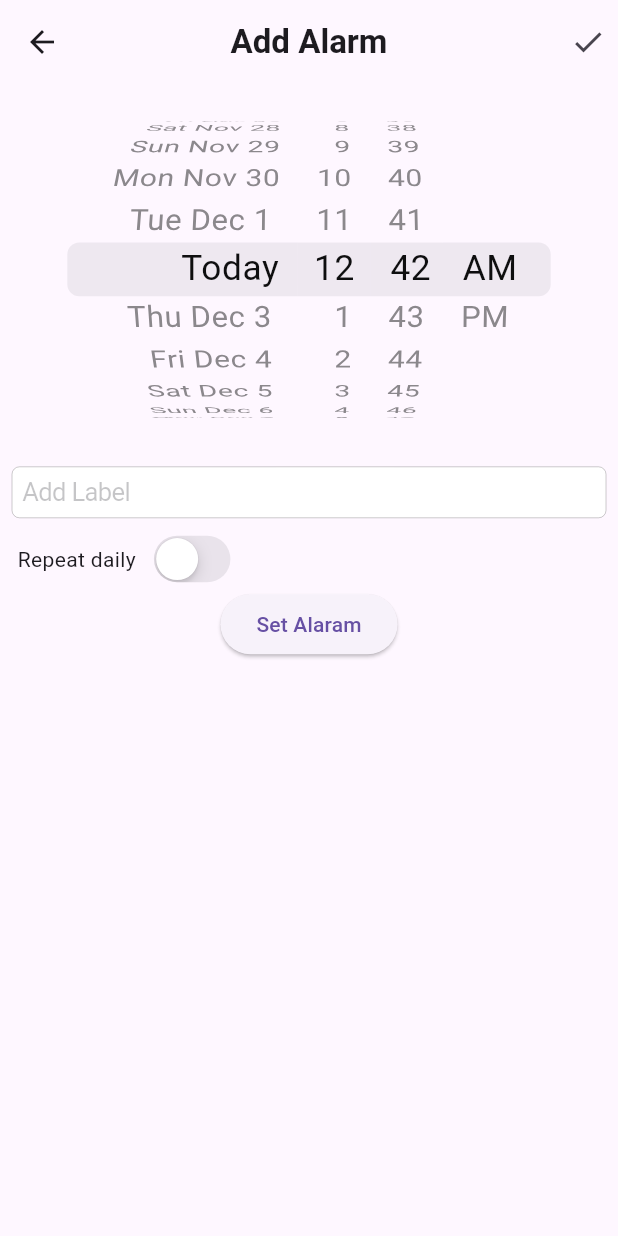
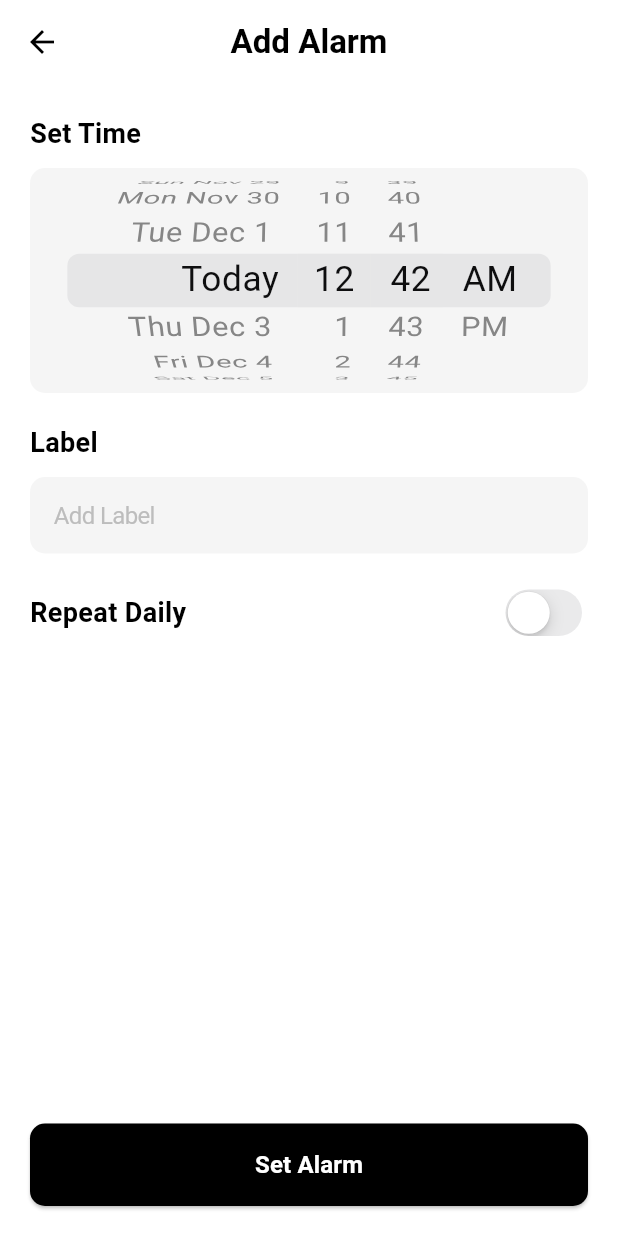
Before and after one commit to Raza-003/alarm_app, a Flutter app: the screen it shows after launch, after a tap on the "add" icon, on a phone screen of 412 x 824 dp. Run offline on Flutter 3.47's test engine with Material 3 defaults, Android fonts, the light colour scheme and no system bars; our stand-ins replace another_flushbar, flutter_local_notifications, shared_preferences, timezone.

Commit message:
feat: updated add alarm screen and main app with new design and functionality

```diff
--- a/lib/main.dart
+++ b/lib/main.dart
@@ -58,9 +58,41 @@ class _MyAppState extends State<MyApp> {
   @override
   Widget build(BuildContext context) {
     return Scaffold(
-      backgroundColor: Color(0xFFEEEFF5),
+      floatingActionButton:  Container(
+            padding: EdgeInsets.symmetric(vertical: 24.0),
+            child: GestureDetector(
+              onTap: () {
+                Navigator.push(context,
+                    MaterialPageRoute(builder: (context) => AddAlarm()));
+              },
+              child: Container(
+                decoration: BoxDecoration(
+                  color: Colors.white,
+                  shape: BoxShape.rectangle,
+                  borderRadius: BorderRadius.circular(15),
+                  boxShadow: [
+                    BoxShadow(
+                      color: Colors.black.withOpacity(0.3),
+                      blurRadius: 8,
+                      offset: Offset(0, 4),
+                    ),
+                  ],
+                ),
+                child: Padding(
+                  padding: const EdgeInsets.all(16.0),
+                  child: Icon(
+                    Icons.add,
+                    color: Colors.black,
+                    size: 28,
+                  ),
+                ),
+              ),
+            ),
+          ),
+      backgroundColor: Colors.black,
       appBar: AppBar(
-        backgroundColor: Colors.deepPurpleAccent,
+        backgroundColor: Colors.black,
+        elevation: 0,
         actions: [
           Padding(
             padding: const EdgeInsets.all(8.0),
@@ -71,30 +103,28 @@ class _MyAppState extends State<MyApp> {
           )
         ],
         title: const Text(
-          'Alarm Clock ',
-          style: TextStyle(color: Colors.white),
+          'Alarm Clock',
+          style: TextStyle(
+              color: Colors.white, fontWeight: FontWeight.w600, fontSize: 18),
         ),
         centerTitle: true,
       ),
       body: ListView(
         children: [
           Container(
-            decoration: BoxDecoration(
-                color: Colors.deepPurpleAccent,
-                borderRadius: BorderRadius.only(
-                    bottomLeft: Radius.circular(30),
-                    bottomRight: Radius.circular(30))),
-            height: MediaQuery.of(context).size.height * 0.1,
+            padding: EdgeInsets.symmetric(vertical: 16.0),
             child: Center(
               child: Text(
                 DateFormat.yMEd().add_jms().format(
                       DateTime.now(),
                     ),
                 style: TextStyle(
-                  fontWeight: FontWeight.bold,
-                  fontSize: 16,
-                  color: Colors.white),
-            )),
+                  fontWeight: FontWeight.w500,
+                  fontSize: 14,
+                  color: Colors.white,
+                ),
+              ),
+            ),
           ),
           Consumer<alarmprovider>(builder: (context, alarm, child) {
             return Container(
@@ -103,87 +133,83 @@ class _MyAppState extends State<MyApp> {
                 itemCount: alarm.modelist.length,
                 itemBuilder: (BuildContext, index) {
                   return Padding(
-                        padding: const EdgeInsets.all(8.0),
+                    padding: const EdgeInsets.symmetric(
+                        horizontal: 16.0, vertical: 8.0),
                     child: Container(
-                          height: MediaQuery.of(context).size.height * 0.1,
+                      padding: EdgeInsets.all(16.0),
                       decoration: BoxDecoration(
-                            borderRadius: BorderRadius.circular(10),
-                            color: Colors.white,
+                        borderRadius: BorderRadius.circular(12),
+                        color: Colors.grey[850],
+                        boxShadow: [
+                          BoxShadow(
+                            color: Colors.black.withOpacity(0.2),
+                            blurRadius: 8,
+                            offset: Offset(0, 4),
                           ),
-                          child: Padding(
-                            padding: const EdgeInsets.all(8.0),
+                        ],
+                      ),
                       child: Column(
-                              mainAxisAlignment: MainAxisAlignment.center,
                         crossAxisAlignment: CrossAxisAlignment.start,
                         children: [
                           Row(
-                                  mainAxisAlignment:
-                                      MainAxisAlignment.spaceBetween,
+                            mainAxisAlignment: MainAxisAlignment.spaceBetween,
                             children: [
                               Row(
                                 children: [
                                   Text(
                                     alarm.modelist[index].dateTime!,
                                     style: TextStyle(
-                                              fontWeight: FontWeight.bold,
-                                              fontSize: 16,
-                                              color: Colors.black),
+                                      fontWeight: FontWeight.w600,
+                                      fontSize: 18,
+                                      color: Colors.white,
                                     ),
-                                        Padding(
-                                          padding:
-                                              const EdgeInsets.only(left: 8.0),
-                                          child: Text("|" +
-                                              alarm.modelist[index].label
-                                                  .toString()),
+                                  ),
+                                  SizedBox(width: 8.0),
+                                  Text(
+                                    "| ${alarm.modelist[index].label}",
+                                    style: TextStyle(
+                                      fontWeight: FontWeight.w400,
+                                      fontSize: 14,
+                                      color: Colors.grey[400],
+                                    ),
                                   ),
                                 ],
                               ),
                               CupertinoSwitch(
-                                        value: (alarm.modelist[index]
-                                                    .milliseconds! <
-                                                DateTime.now()
-                                                    .microsecondsSinceEpoch)
+                                value: (alarm.modelist[index].milliseconds! <
+                                        DateTime.now().microsecondsSinceEpoch)
                                     ? false
                                     : alarm.modelist[index].check,
+                                activeColor: Colors.white,
+                                trackColor: Colors.grey[700],
                                 onChanged: (v) {
                                   alarm.EditSwitch(index, v);
 
                                   alarm.CancelNotification(
                                       alarm.modelist[index].id!);
-                                        }),
+                                },
+                              ),
                             ],
                           ),
-                                Text(alarm.modelist[index].when!)
+                          SizedBox(height: 8.0),
+                          Text(
+                            alarm.modelist[index].when!,
+                            style: TextStyle(
+                              fontSize: 14,
+                              color: Colors.grey[400],
+                            ),
+                          ),
                         ],
                       ),
                     ),
-                        ));
-                  }),
+                  );
+                },
+              ),
             );
           }),
-          Container(
-            height: MediaQuery.of(context).size.height * 0.1,
-            decoration: BoxDecoration(
-                borderRadius: BorderRadius.only(
-                    topLeft: Radius.circular(30),
-                    topRight: Radius.circular(30)),
-                color: Colors.deepPurpleAccent),
-            child: Center(
-                child: GestureDetector(
-              onTap: () {
-                Navigator.push(context,
-                    MaterialPageRoute(builder: (context) => AddAlarm()));
-              },
-              child: Container(
-                  decoration: BoxDecoration(
-                      color: Colors.white, shape: BoxShape.circle),
-                  child: Padding(
-                    padding: const EdgeInsets.all(12.0),
-                    child: Icon(Icons.add),
-                  )),
-            )),
-          ),
+
         ],
+
       ),
     );
   }
--- a/lib/screen/add_alarm.dart
+++ b/lib/screen/add_alarm.dart
@@ -34,29 +34,43 @@ class _AddAlaramState extends State<AddAlarm> {
   @override
   Widget build(BuildContext context) {
     return Scaffold(
+      backgroundColor: Colors.white,
       appBar: AppBar(
-        actions: [
-          Padding(
-            padding: const EdgeInsets.all(8.0),
-            child: Icon(Icons.check),
-          )
-        ],
-        automaticallyImplyLeading: true,
+        backgroundColor: Colors.white,
+        elevation: 0,
+        leading: IconButton(
+          icon: Icon(Icons.arrow_back, color: Colors.black),
+          onPressed: () => Navigator.pop(context),
+        ),
         title: const Text(
           'Add Alarm',
-          style: TextStyle(fontWeight: FontWeight.bold),
+          style: TextStyle(fontWeight: FontWeight.bold, color: Colors.black),
         ),
         centerTitle: true,
       ),
-      body: Column(
-        mainAxisAlignment: MainAxisAlignment.start,
-        crossAxisAlignment: CrossAxisAlignment.center,
+      body: Padding(
+        padding: const EdgeInsets.symmetric(horizontal: 20.0),
+        child: Column(
+          crossAxisAlignment: CrossAxisAlignment.start,
           children: [
+            SizedBox(height: 20),
+            Text(
+              "Set Time",
+              style: TextStyle(
+                fontSize: 18,
+                fontWeight: FontWeight.w600,
+                color: Colors.black,
+              ),
+            ),
+            SizedBox(height: 10),
             Container(
-            height: MediaQuery.of(context).size.height * 0.3,
-            width: MediaQuery.of(context).size.width,
-            child: Center(
+              height: 150,
+              decoration: BoxDecoration(
+                color: Colors.grey[100],
+                borderRadius: BorderRadius.circular(10),
+              ),
               child: CupertinoDatePicker(
+                backgroundColor: Colors.transparent,
                 showDayOfWeek: true,
                 minimumDate: DateTime.now(),
                 dateOrder: DatePickerDateOrder.dmy,
@@ -69,25 +83,50 @@ class _AddAlaramState extends State<AddAlarm> {
 
                   print(dateTime);
                 },
-            )),
               ),
-          Padding(
-            padding: const EdgeInsets.all(8.0),
-            child: Container(
-                width: MediaQuery.of(context).size.width,
-                child: CupertinoTextField(
+            ),
+            SizedBox(height: 20),
+            Text(
+              "Label",
+              style: TextStyle(
+                fontSize: 18,
+                fontWeight: FontWeight.w600,
+                color: Colors.black,
+              ),
+            ),
+            SizedBox(height: 10),
+            CupertinoTextField(
               placeholder: "Add Label",
+              placeholderStyle: TextStyle(
+                color: Colors.grey[400],
+                fontSize: 16,
+              ),
               controller: controller,
-                )),
+              padding: EdgeInsets.all(16.0),
+              style: TextStyle(
+                color: Colors.black,
+                fontSize: 16,
               ),
+              decoration: BoxDecoration(
+                color: Colors.grey[100],
+                borderRadius: BorderRadius.circular(10),
+              ),
+            ),
+            SizedBox(height: 20),
             Row(
+              mainAxisAlignment: MainAxisAlignment.spaceBetween,
               children: [
-              Padding(
-                padding: const EdgeInsets.all(8.0),
-                child: Text(" Repeat daily"),
+                Text(
+                  "Repeat Daily",
+                  style: TextStyle(
+                    fontSize: 18,
+                    fontWeight: FontWeight.w600,
+                    color: Colors.black,
+                  ),
                 ),
                 CupertinoSwitch(
                   value: repeat,
+                  activeColor: Colors.black,
                   onChanged: (bool value) {
                     repeat = value;
 
@@ -102,7 +141,18 @@ class _AddAlaramState extends State<AddAlarm> {
                 ),
               ],
             ),
-          ElevatedButton(
+            Spacer(),
+            SizedBox(
+              width: double.infinity,
+              child: ElevatedButton(
+                style: ElevatedButton.styleFrom(
+                  backgroundColor: Colors.black,
+                  foregroundColor: Colors.white,
+                  padding: EdgeInsets.symmetric(vertical: 16.0),
+                  shape: RoundedRectangleBorder(
+                    borderRadius: BorderRadius.circular(10),
+                  ),
+                ),
                 onPressed: () {
                   Random random = new Random();
                   int randomNumber = random.nextInt(100);
@@ -117,8 +167,18 @@ class _AddAlaramState extends State<AddAlarm> {
 
                   Navigator.pop(context);
                 },
-              child: Text("Set Alaram")),
+                child: Text(
+                  "Set Alarm",
+                  style: TextStyle(
+                    fontWeight: FontWeight.bold,
+                    fontSize: 16,
+                  ),
+                ),
+              ),
+            ),
+            SizedBox(height: 20),
           ],
+        ),
       ),
     );
   }
```
Lines whose indentation alone changed are shown as unchanged.
